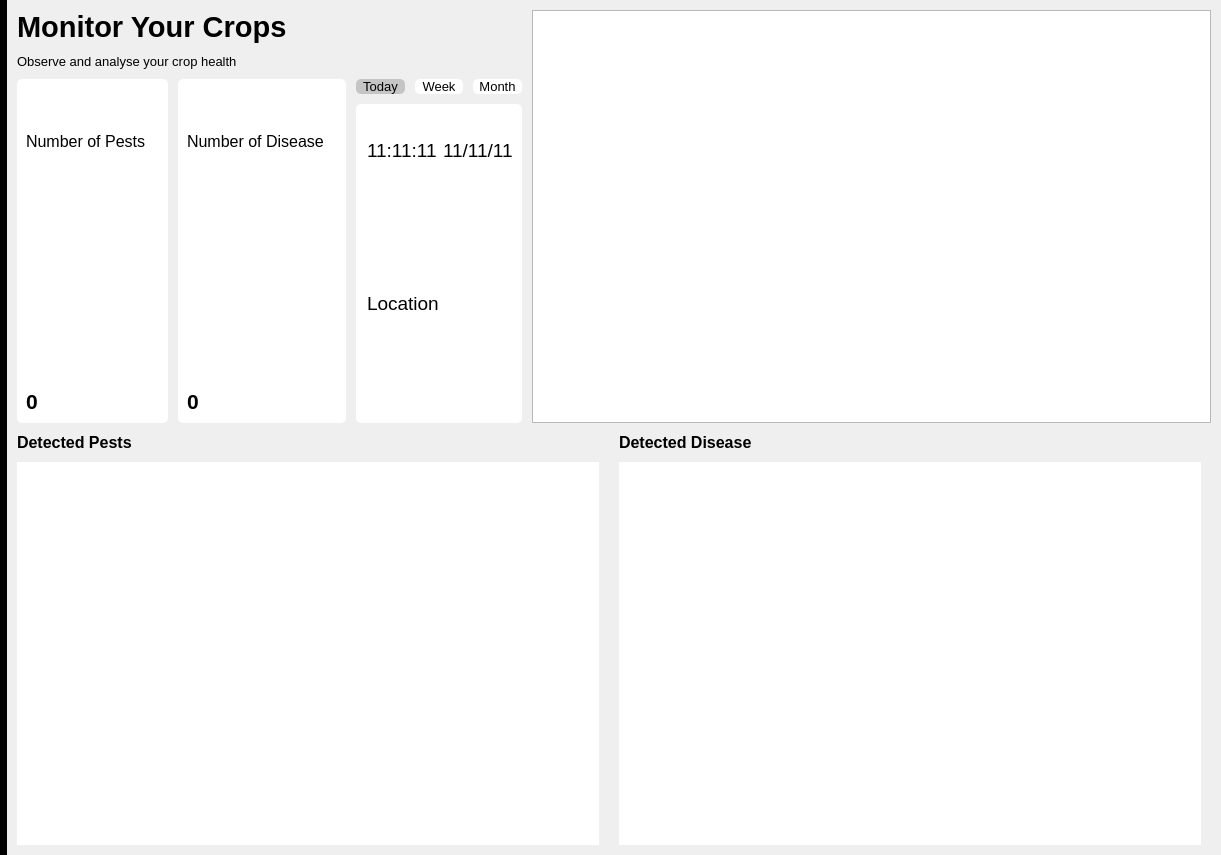
Old version of the form gui/src/Home.ui in the repository WEI22/ICMS.
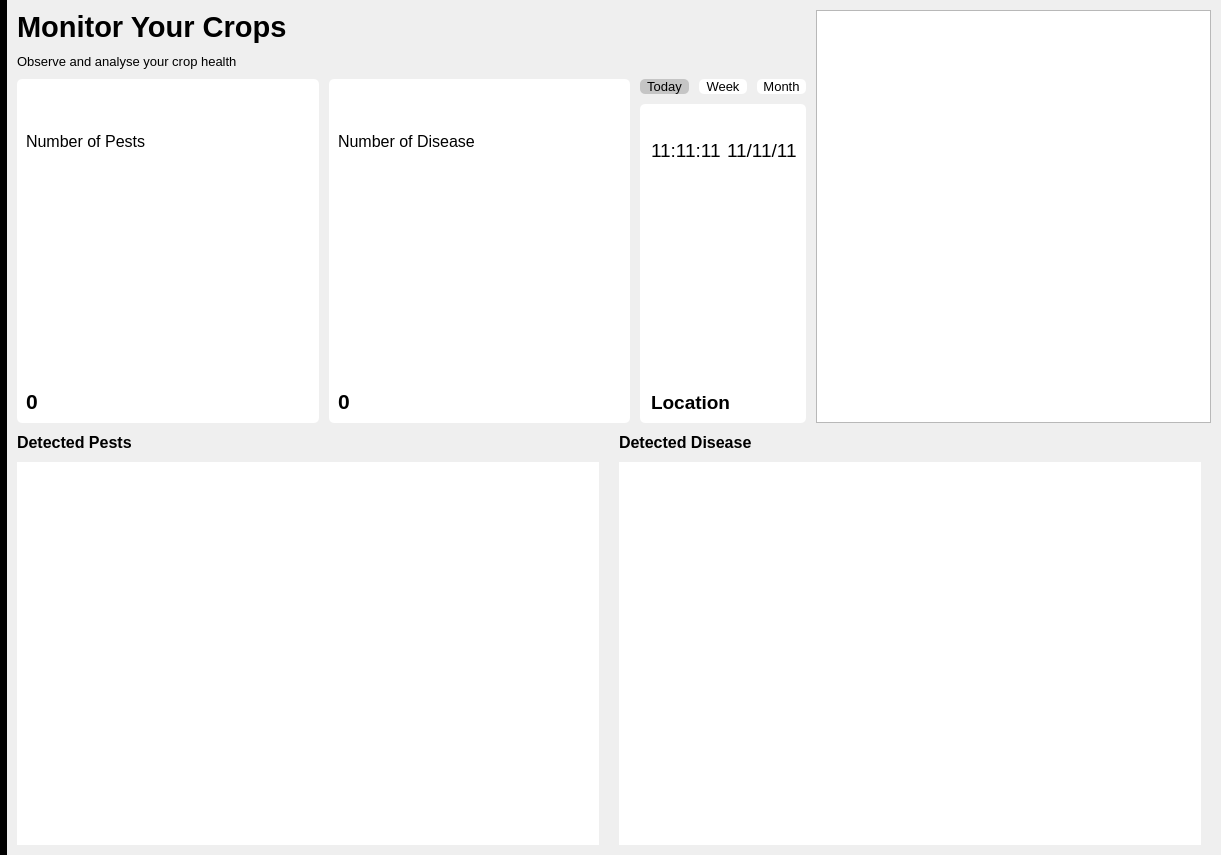
New version of the form. Icons and pictures are not drawn. Custom widgets are drawn as their Qt base class.

```diff
--- a/gui/src/Home.ui
+++ b/gui/src/Home.ui
@@ -173,7 +173,10 @@
       <number>10</number>
      </property>
      <item>
-      <layout class="QHBoxLayout" name="horizontalLayout_4">
+      <layout class="QHBoxLayout" name="horizontalLayout_4" stretch="2,1">
+       <property name="spacing">
+        <number>10</number>
+       </property>
        <item>
         <layout class="QVBoxLayout" name="verticalLayout_9">
          <item>
@@ -216,11 +219,11 @@
           </layout>
          </item>
          <item>
-          <layout class="QHBoxLayout" name="horizontalLayout_3">
+          <layout class="QHBoxLayout" name="horizontalLayout_3" stretch="2,2,1">
            <item>
             <widget class="QWidget" name="widget_5" native="true">
              <property name="sizePolicy">
-              <sizepolicy hsizetype="Fixed" vsizetype="Preferred">
+              <sizepolicy hsizetype="Preferred" vsizetype="Preferred">
                <horstretch>0</horstretch>
                <verstretch>0</verstretch>
               </sizepolicy>
@@ -287,7 +290,7 @@
            <item>
             <widget class="QWidget" name="widget_6" native="true">
              <property name="sizePolicy">
-              <sizepolicy hsizetype="Fixed" vsizetype="Preferred">
+              <sizepolicy hsizetype="Preferred" vsizetype="Preferred">
                <horstretch>0</horstretch>
                <verstretch>0</verstretch>
               </sizepolicy>
@@ -453,7 +456,7 @@
              <item>
               <widget class="QFrame" name="frame_5">
                <property name="sizePolicy">
-                <sizepolicy hsizetype="Fixed" vsizetype="Preferred">
+                <sizepolicy hsizetype="Preferred" vsizetype="Preferred">
                  <horstretch>0</horstretch>
                  <verstretch>0</verstretch>
                 </sizepolicy>
@@ -504,13 +507,15 @@
                   <property name="font">
                    <font>
                     <pointsize>14</pointsize>
+                    <weight>75</weight>
+                    <bold>true</bold>
                    </font>
                   </property>
                   <property name="text">
                    <string>Location</string>
                   </property>
                   <property name="alignment">
-                   <set>Qt::AlignLeading|Qt::AlignLeft|Qt::AlignVCenter</set>
+                   <set>Qt::AlignBottom|Qt::AlignLeading|Qt::AlignLeft</set>
                   </property>
                  </widget>
                 </item>
```
Left out of the diff: 14 changed lines with no effect on the pictures.
